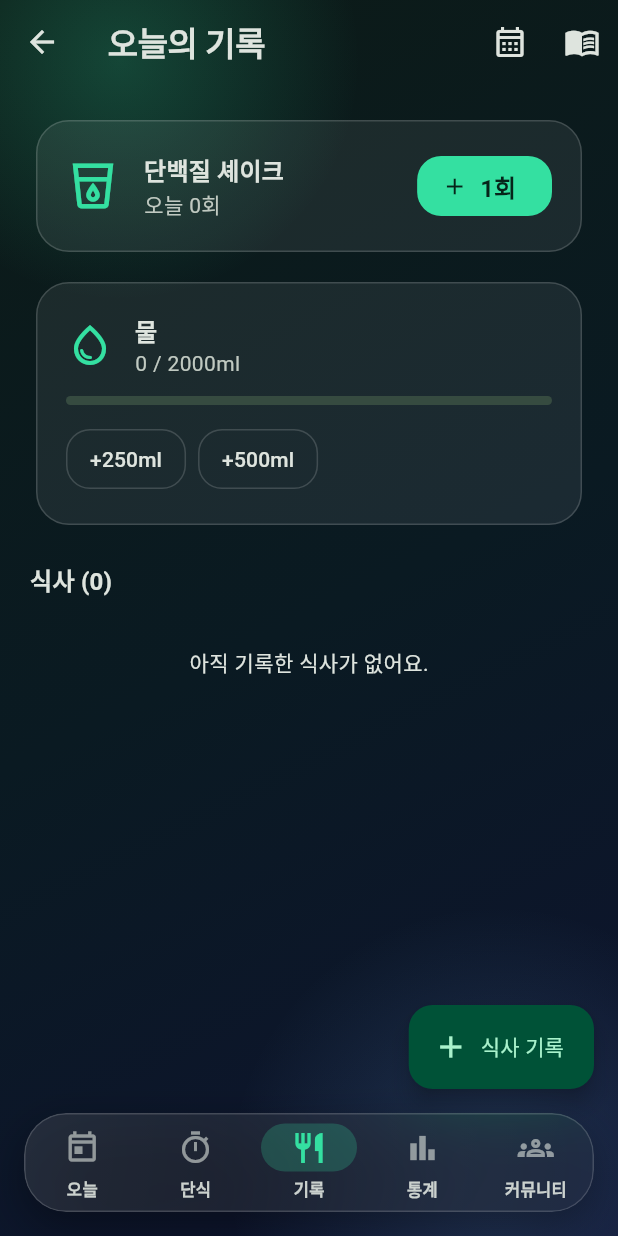
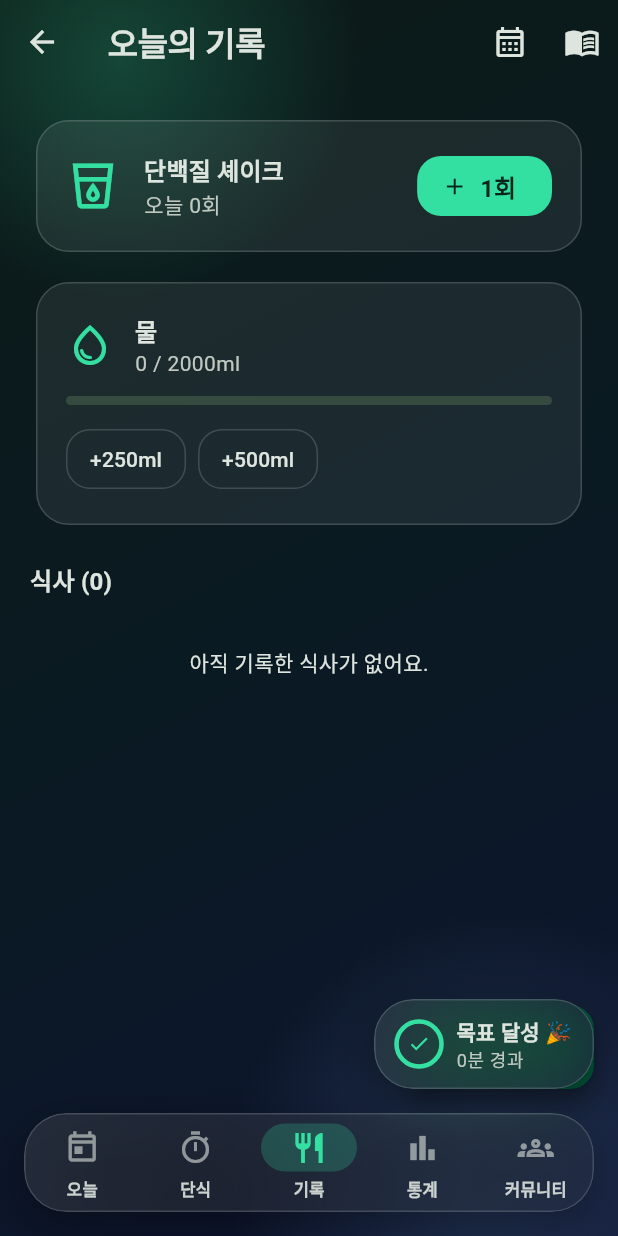
Before and after one commit to Hyunjoon-Jin/Switchon, a Flutter app: the MainShell screen opened directly, item 3 of the bottom bar chosen, on a phone screen of 412 x 824 dp. Run offline on Flutter 3.47's test engine with Material 3 defaults, Android fonts, the phone set to English and light mode, and no system bars; our stand-ins replace flutter_local_notifications, flutter_riverpod, flutter_timezone, image_picker, shared_preferences, supabase_flutter and 1 more; accounts and stored records are empty.

Commit message:
feat(fasting): 단식 진행 중 우측 하단 플로팅 타이머
- FastingFloatingTimer: 활성 단식 세션이 있으면 어느 탭에서든 우측 하단에
  글라스 칩으로 남은 시간(1초 갱신)·진행 링 표시. 탭하면 단식 탭으로 이동.
- 목표 도달 시 '목표 달성 🎉' + 경과 시간 표기.
- MainShell 을 Consumer 로 전환, body Stack 오버레이로 배치(단식 탭에선 숨김).

Co-Authored-By: Claude Opus 4.8 <noreply@anthropic.com>
Claude-Session: https://claude.ai/code/session_01WMpfYTDcJ9BBuWUDunbssK

```diff
--- /dev/null
+++ b/lib/features/fasting/fasting_floating_timer.dart
@@ -0,0 +1,125 @@
+import 'dart:async';
+
+import 'package:flutter/material.dart';
+import 'package:flutter_riverpod/flutter_riverpod.dart';
+
+import '../../core/theme/glass.dart';
+import 'fasting_controller.dart';
+
+/// 단식이 진행 중일 때 화면 우측 하단에 떠 있는 글라스 타이머 칩.
+/// 1초마다 남은 시간을 갱신하며, 탭하면 단식 탭으로 이동한다.
+class FastingFloatingTimer extends ConsumerStatefulWidget {
+  const FastingFloatingTimer({super.key, required this.onTap});
+
+  /// 탭 시 동작(보통 단식 탭으로 전환).
+  final VoidCallback onTap;
+
+  @override
+  ConsumerState<FastingFloatingTimer> createState() =>
+      _FastingFloatingTimerState();
+}
+
+class _FastingFloatingTimerState extends ConsumerState<FastingFloatingTimer> {
+  Timer? _ticker;
+
+  @override
+  void initState() {
+    super.initState();
+    _ticker = Timer.periodic(const Duration(seconds: 1), (_) {
+      if (mounted) setState(() {});
+    });
+  }
+
+  @override
+  void dispose() {
+    _ticker?.cancel();
+    super.dispose();
+  }
+
+  @override
+  Widget build(BuildContext context) {
+    final session = ref.watch(fastingControllerProvider).valueOrNull;
+    if (session == null) return const SizedBox.shrink();
+
+    final theme = Theme.of(context);
+    final now = DateTime.now();
+    final reached = session.reachedGoalAt(now);
+    final progress = session.progressAt(now);
+    final remaining = session.remainingAt(now);
+    final elapsed = session.elapsedAt(now);
+
+    final mainText = reached ? '목표 달성 🎉' : _fmt(remaining);
+    final subText = reached
+        ? '${_fmtShort(elapsed)} 경과'
+        : '${session.targetHours}시간 단식';
+
+    return GlassCard(
+      onTap: widget.onTap,
+      radius: 26,
+      blur: 22,
+      padding: const EdgeInsets.symmetric(horizontal: 14, vertical: 10),
+      child: Row(
+        mainAxisSize: MainAxisSize.min,
+        children: [
+          SizedBox(
+            width: 30,
+            height: 30,
+            child: Stack(
+              alignment: Alignment.center,
+              children: [
+                CircularProgressIndicator(
+                  value: reached ? 1.0 : progress.clamp(0.0, 1.0),
+                  strokeWidth: 3,
+                  backgroundColor: theme.colorScheme.onSurface.withOpacity(0.12),
+                  valueColor: AlwaysStoppedAnimation(
+                      reached ? theme.colorScheme.primary : theme.colorScheme.secondary),
+                ),
+                Icon(
+                  reached ? Icons.check : Icons.timer_outlined,
+                  size: 15,
+                  color: theme.colorScheme.primary,
+                ),
+              ],
+            ),
+          ),
+          const SizedBox(width: 10),
+          Column(
+            mainAxisSize: MainAxisSize.min,
+            crossAxisAlignment: CrossAxisAlignment.start,
+            children: [
+              Text(
+                mainText,
+                style: theme.textTheme.titleSmall?.copyWith(
+                  fontWeight: FontWeight.w700,
+                  fontFeatures: const [FontFeature.tabularFigures()],
+                ),
+              ),
+              Text(
+                subText,
+                style: theme.textTheme.bodySmall
+                    ?.copyWith(color: theme.colorScheme.onSurfaceVariant),
+              ),
+            ],
+          ),
+        ],
+      ),
+    );
+  }
+
+  /// h:mm:ss (남은 시간).
+  String _fmt(Duration d) {
+    final h = d.inHours;
+    final m = d.inMinutes % 60;
+    final s = d.inSeconds % 60;
+    final mm = m.toString().padLeft(2, '0');
+    final ss = s.toString().padLeft(2, '0');
+    return '$h:$mm:$ss';
+  }
+
+  /// 경과 시간 짧은 표기(h시간 m분).
+  String _fmtShort(Duration d) {
+    final h = d.inHours;
+    final m = d.inMinutes % 60;
+    return h > 0 ? '$h시간 $m분' : '$m분';
+  }
+}
--- a/lib/features/shell/main_shell.dart
+++ b/lib/features/shell/main_shell.dart
@@ -1,21 +1,23 @@
 import 'package:flutter/material.dart';
+import 'package:flutter_riverpod/flutter_riverpod.dart';
 
 import '../../core/theme/glass.dart';
 import '../community/community_screen.dart';
+import '../fasting/fasting_floating_timer.dart';
 import '../fasting/fasting_screen.dart';
 import '../home/home_screen.dart';
 import '../meals/meals_screen.dart';
 import '../stats/stats_screen.dart';
 
 /// 하단 탭 셸 — 오늘 / 단식 / 기록 / 알림.
-class MainShell extends StatefulWidget {
+class MainShell extends ConsumerStatefulWidget {
   const MainShell({super.key});
 
   @override
-  State<MainShell> createState() => _MainShellState();
+  ConsumerState<MainShell> createState() => _MainShellState();
 }
 
-class _MainShellState extends State<MainShell> {
+class _MainShellState extends ConsumerState<MainShell> {
   int _index = 0;
 
   static const _screens = [
@@ -29,7 +31,20 @@ class _MainShellState extends State<MainShell> {
   @override
   Widget build(BuildContext context) {
     return Scaffold(
-      body: IndexedStack(index: _index, children: _screens),
+      body: Stack(
+        children: [
+          IndexedStack(index: _index, children: _screens),
+          // 단식 진행 중이면 우측 하단에 떠 있는 타이머(단식 탭에선 숨김).
+          if (_index != 1)
+            Positioned(
+              right: 16,
+              bottom: 16,
+              child: FastingFloatingTimer(
+                onTap: () => setState(() => _index = 1),
+              ),
+            ),
+        ],
+      ),
       bottomNavigationBar: Padding(
         padding: const EdgeInsets.fromLTRB(16, 0, 16, 16),
         child: GlassCard(
```
